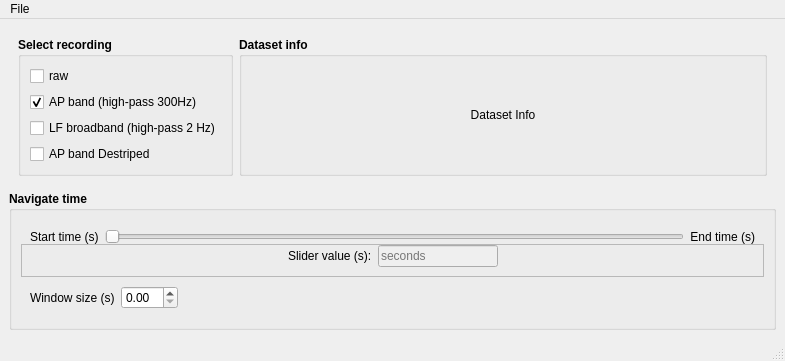
Qt form src/viewephys/nav_file.ui (int-brain-lab/viewephys) before a commit.
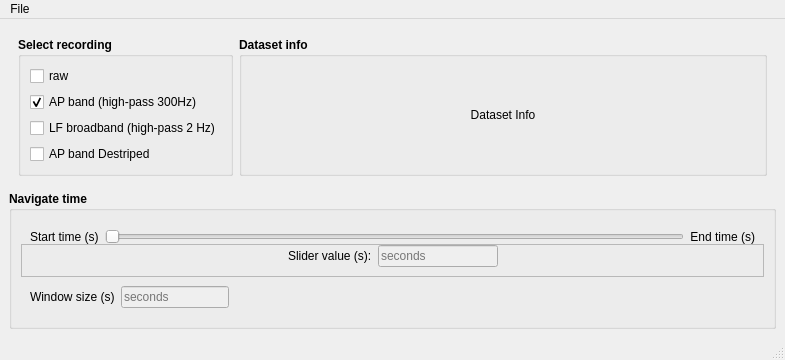
The same form after that commit.

Commit message: Expose NSAMP_CHUNK as window

```diff
--- a/src/viewephys/nav_file.ui
+++ b/src/viewephys/nav_file.ui
@@ -10,7 +10,7 @@
     <x>0</x>
     <y>0</y>
     <width>785</width>
-    <height>334</height>
+    <height>335</height>
    </rect>
   </property>
   <property name="windowTitle">
@@ -315,13 +315,25 @@
            </widget>
           </item>
           <item row="0" column="1">
-           <widget class="QDoubleSpinBox" name="doubleSpinBox">
+           <widget class="QLineEdit" name="lineEdit_windowSize">
+            <property name="enabled">
+             <bool>false</bool>
+            </property>
+            <property name="maximumSize">
+             <size>
+              <width>120</width>
+              <height>16777215</height>
+             </size>
+            </property>
             <property name="font">
              <font>
               <weight>50</weight>
               <bold>false</bold>
              </font>
             </property>
+            <property name="placeholderText">
+             <string>seconds</string>
+            </property>
            </widget>
           </item>
          </layout>
```
Left out of the diff: 26 changed lines with no effect on the pictures. The commit also changes 2 other files.
